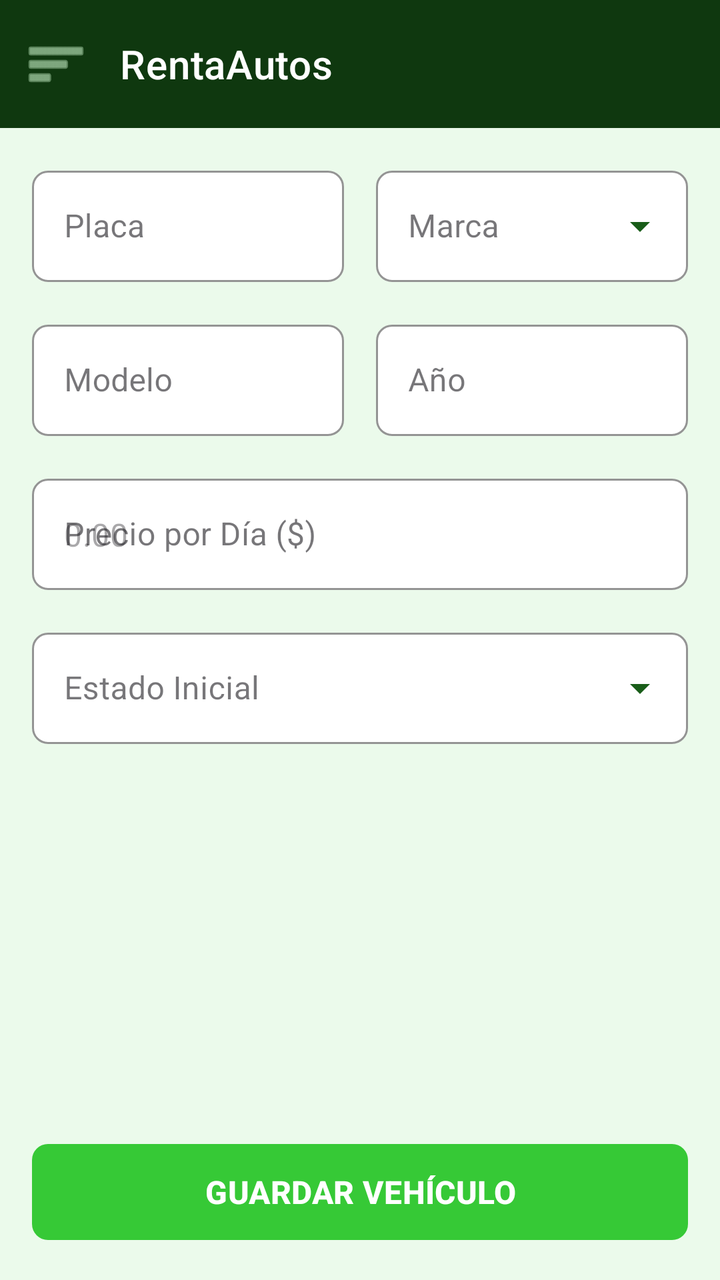
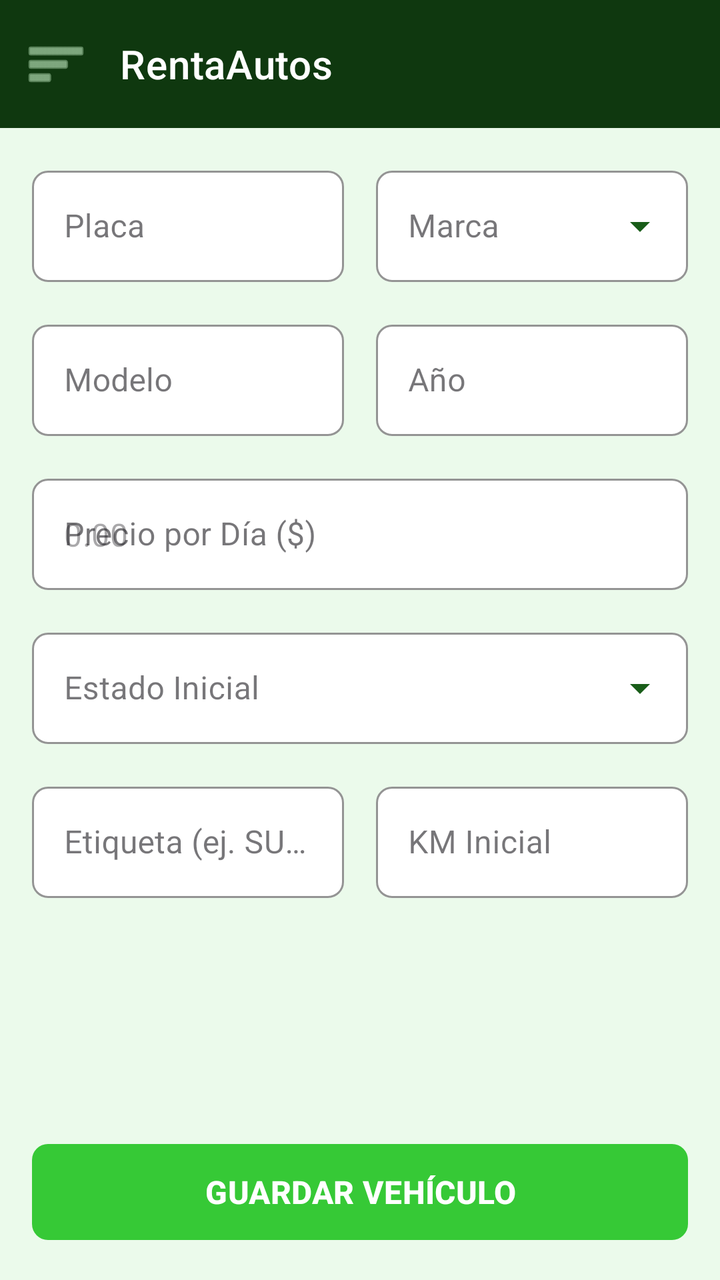

Before-and-after screenshots of an Android layout around one commit, followed by the original layout XML and the change that was made.
<!-- AndroidManifest.xml: application theme Theme.ChecoRentasAutos -->
<!-- res/layout/activity_reg_vehiculos.xml -->
<?xml version="1.0" encoding="utf-8"?>
<androidx.constraintlayout.widget.ConstraintLayout
    xmlns:android="http://schemas.android.com/apk/res/android"
    xmlns:app="http://schemas.android.com/apk/res-auto"
    android:layout_width="match_parent"
    android:layout_height="match_parent"
    android:background="#EBFAEB">

    
    <include
        android:id="@+id/includeToolbar"
        layout="@layout/toolbar"
        android:layout_width="0dp"
        android:layout_height="wrap_content"
        app:layout_constraintEnd_toEndOf="parent"
        app:layout_constraintStart_toStartOf="parent"
        app:layout_constraintTop_toTopOf="parent" />

    
    <ScrollView
        android:layout_width="0dp"
        android:layout_height="0dp"
        android:fillViewport="true"
        app:layout_constraintBottom_toTopOf="@id/btnGuardarVehiculo"
        app:layout_constraintEnd_toEndOf="parent"
        app:layout_constraintStart_toStartOf="parent"
        app:layout_constraintTop_toBottomOf="@id/includeToolbar">

        <androidx.constraintlayout.widget.ConstraintLayout
            android:layout_width="match_parent"
            android:layout_height="wrap_content"
            android:padding="16dp">

            
            <com.google.android.material.textfield.TextInputLayout
                android:id="@+id/tilPlaca"
                style="@style/Widget.MaterialComponents.TextInputLayout.OutlinedBox"
                android:layout_width="0dp"
                android:layout_height="wrap_content"
                android:layout_marginEnd="8dp"
                android:hint="Placa"
                app:boxBackgroundColor="#FFFFFF"
                app:boxCornerRadiusBottomEnd="8dp"
                app:boxCornerRadiusBottomStart="8dp"
                app:boxCornerRadiusTopEnd="8dp"
                app:boxCornerRadiusTopStart="8dp"
                app:boxStrokeColor="#2CA52C"
                app:hintTextColor="#2CA52C"
                app:layout_constraintEnd_toStartOf="@id/tilMarca"
                app:layout_constraintStart_toStartOf="parent"
                app:layout_constraintTop_toTopOf="parent">

                <com.google.android.material.textfield.TextInputEditText
                    android:id="@+id/txtPlaca"
                    android:layout_width="match_parent"
                    android:layout_height="wrap_content"
                    android:inputType="textCapCharacters"
                    android:textColor="#0F380F" />
            </com.google.android.material.textfield.TextInputLayout>

            
            <com.google.android.material.textfield.TextInputLayout
                android:id="@+id/tilMarca"
                style="@style/Widget.MaterialComponents.TextInputLayout.OutlinedBox.ExposedDropdownMenu"
                android:layout_width="0dp"
                android:layout_height="wrap_content"
                android:layout_marginStart="8dp"
                android:hint="Marca"
                app:boxBackgroundColor="#FFFFFF"
                app:boxCornerRadiusBottomEnd="8dp"
                app:boxCornerRadiusBottomStart="8dp"
                app:boxCornerRadiusTopEnd="8dp"
                app:boxCornerRadiusTopStart="8dp"
                app:boxStrokeColor="#2CA52C"
                app:endIconTint="#195D19"
                app:hintTextColor="#2CA52C"
                app:layout_constraintEnd_toEndOf="parent"
                app:layout_constraintStart_toEndOf="@id/tilPlaca"
                app:layout_constraintTop_toTopOf="parent">

                <AutoCompleteTextView
                    android:id="@+id/spnMarca"
                    android:layout_width="match_parent"
                    android:layout_height="wrap_content"
                    android:inputType="none"
                    android:textColor="#0F380F" />
            </com.google.android.material.textfield.TextInputLayout>

            
            <com.google.android.material.textfield.TextInputLayout
                android:id="@+id/tilModelo"
                style="@style/Widget.MaterialComponents.TextInputLayout.OutlinedBox"
                android:layout_width="0dp"
                android:layout_height="wrap_content"
                android:layout_marginTop="16dp"
                android:layout_marginEnd="8dp"
                android:hint="Modelo"
                app:boxBackgroundColor="#FFFFFF"
                app:boxCornerRadiusBottomEnd="8dp"
                app:boxCornerRadiusBottomStart="8dp"
                app:boxCornerRadiusTopEnd="8dp"
                app:boxCornerRadiusTopStart="8dp"
                app:boxStrokeColor="#2CA52C"
                app:hintTextColor="#2CA52C"
                app:layout_constraintEnd_toStartOf="@id/tilAnio"
                app:layout_constraintStart_toStartOf="parent"
                app:layout_constraintTop_toBottomOf="@id/tilPlaca">

                <com.google.android.material.textfield.TextInputEditText
                    android:id="@+id/txtModelo"
                    android:layout_width="match_parent"
                    android:layout_height="wrap_content"
                    android:inputType="textPersonName"
                    android:textColor="#0F380F" />
            </com.google.android.material.textfield.TextInputLayout>

            
            <com.google.android.material.textfield.TextInputLayout
                android:id="@+id/tilAnio"
                style="@style/Widget.MaterialComponents.TextInputLayout.OutlinedBox"
                android:layout_width="0dp"
                android:layout_height="wrap_content"
                android:layout_marginStart="8dp"
                android:layout_marginTop="16dp"
                android:hint="Año"
                app:boxBackgroundColor="#FFFFFF"
                app:boxCornerRadiusBottomEnd="8dp"
                app:boxCornerRadiusBottomStart="8dp"
                app:boxCornerRadiusTopEnd="8dp"
                app:boxCornerRadiusTopStart="8dp"
                app:boxStrokeColor="#2CA52C"
                app:hintTextColor="#2CA52C"
                app:layout_constraintEnd_toEndOf="parent"
                app:layout_constraintStart_toEndOf="@id/tilModelo"
                app:layout_constraintTop_toBottomOf="@id/tilMarca">

                <com.google.android.material.textfield.TextInputEditText
                    android:id="@+id/txtAnio"
                    android:layout_width="match_parent"
                    android:layout_height="wrap_content"
                    android:inputType="number"
                    android:textColor="#0F380F" />
            </com.google.android.material.textfield.TextInputLayout>

            
            <com.google.android.material.textfield.TextInputLayout
                android:id="@+id/tilPrecio"
                style="@style/Widget.MaterialComponents.TextInputLayout.OutlinedBox"
                android:layout_width="0dp"
                android:layout_height="wrap_content"
                android:layout_marginTop="16dp"
                android:hint="Precio por Día ($)"
                app:boxBackgroundColor="#FFFFFF"
                app:boxCornerRadiusBottomEnd="8dp"
                app:boxCornerRadiusBottomStart="8dp"
                app:boxCornerRadiusTopEnd="8dp"
                app:boxCornerRadiusTopStart="8dp"
                app:boxStrokeColor="#2CA52C"
                app:hintTextColor="#2CA52C"
                app:prefixText="$ "
                app:layout_constraintEnd_toEndOf="parent"
                app:layout_constraintStart_toStartOf="parent"
                app:layout_constraintTop_toBottomOf="@id/tilModelo">

                <com.google.android.material.textfield.TextInputEditText
                    android:id="@+id/txtPrecio"
                    android:layout_width="match_parent"
                    android:layout_height="wrap_content"
                    android:hint="0.00"
                    android:inputType="numberDecimal"
                    android:textColor="#0F380F" />
            </com.google.android.material.textfield.TextInputLayout>

            
            <com.google.android.material.textfield.TextInputLayout
                android:id="@+id/tilEstado"
                style="@style/Widget.MaterialComponents.TextInputLayout.OutlinedBox.ExposedDropdownMenu"
                android:layout_width="0dp"
                android:layout_height="wrap_content"
                android:layout_marginTop="16dp"
                android:hint="Estado Inicial"
                app:boxBackgroundColor="#FFFFFF"
                app:boxCornerRadiusBottomEnd="8dp"
                app:boxCornerRadiusBottomStart="8dp"
                app:boxCornerRadiusTopEnd="8dp"
                app:boxCornerRadiusTopStart="8dp"
                app:boxStrokeColor="#2CA52C"
                app:endIconTint="#195D19"
                app:hintTextColor="#2CA52C"
                app:layout_constraintEnd_toEndOf="parent"
                app:layout_constraintStart_toStartOf="parent"
                app:layout_constraintTop_toBottomOf="@id/tilPrecio">

                <AutoCompleteTextView
                    android:id="@+id/spnEstado"
                    android:layout_width="match_parent"
                    android:layout_height="wrap_content"
                    android:inputType="none"
                    android:textColor="#0F380F" />
            </com.google.android.material.textfield.TextInputLayout>

        </androidx.constraintlayout.widget.ConstraintLayout>
    </ScrollView>

    
    <com.google.android.material.button.MaterialButton
        android:id="@+id/btnGuardarVehiculo"
        android:layout_width="0dp"
        android:layout_height="56dp"
        android:layout_margin="16dp"
        android:text="GUARDAR VEHÍCULO"
        android:textSize="16sp"
        android:textStyle="bold"
        app:backgroundTint="#36C936"
        app:cornerRadius="8dp"
        app:layout_constraintBottom_toBottomOf="parent"
        app:layout_constraintEnd_toEndOf="parent"
        app:layout_constraintStart_toStartOf="parent" />

</androidx.constraintlayout.widget.ConstraintLayout>
<!-- res/layout/toolbar.xml (included above) -->
<?xml version="1.0" encoding="utf-8"?>
<com.google.android.material.appbar.AppBarLayout
    xmlns:android="http://schemas.android.com/apk/res/android"
    xmlns:app="http://schemas.android.com/apk/res-auto"
    android:layout_width="match_parent"
    android:layout_height="wrap_content">

    <com.google.android.material.appbar.MaterialToolbar
        android:id="@+id/topAppBar"
        android:layout_width="match_parent"
        android:layout_height="?attr/actionBarSize"
        android:background="#0F380F"
        app:title="RentaAutos"
        app:titleTextColor="#FFFFFF"
        app:titleTextAppearance="@style/TextAppearance.MaterialComponents.Headline6"
        app:navigationIcon="@android:drawable/ic_menu_sort_by_size"
        app:navigationIconTint="#C7F0C7"
        app:menu="@menu/top_app_bar_menu" />

</com.google.android.material.appbar.AppBarLayout>
<!-- resources referenced by this layout -->
<resources>
  <style name="Theme.ChecoRentasAutos" parent="Base.Theme.ChecoRentasAutos" />
  <style name="Base.Theme.ChecoRentasAutos" parent="Theme.Material3.DayNight.NoActionBar">
          
          
      </style>
</resources>

<!-- the commit's change to res/layout/activity_reg_vehiculos.xml (unified diff, before → after) -->
@@ -4,7 +4,7 @@
     xmlns:app="http://schemas.android.com/apk/res-auto"
     android:layout_width="match_parent"
     android:layout_height="match_parent"
-    android:background="#EBFAEB">
+    android:background="@color/green_background">
 
     
     <include
@@ -39,13 +39,13 @@
                 android:layout_height="wrap_content"
                 android:layout_marginEnd="8dp"
                 android:hint="Placa"
-                app:boxBackgroundColor="#FFFFFF"
-                app:boxCornerRadiusBottomEnd="8dp"
-                app:boxCornerRadiusBottomStart="8dp"
-                app:boxCornerRadiusTopEnd="8dp"
-                app:boxCornerRadiusTopStart="8dp"
-                app:boxStrokeColor="#2CA52C"
-                app:hintTextColor="#2CA52C"
+                app:boxBackgroundColor="@color/white"
+                app:boxCornerRadiusBottomEnd="8dp"
+                app:boxCornerRadiusBottomStart="8dp"
+                app:boxCornerRadiusTopEnd="8dp"
+                app:boxCornerRadiusTopStart="8dp"
+                app:boxStrokeColor="@color/green_primary"
+                app:hintTextColor="@color/green_primary"
                 app:layout_constraintEnd_toStartOf="@id/tilMarca"
                 app:layout_constraintStart_toStartOf="parent"
                 app:layout_constraintTop_toTopOf="parent">
@@ -55,7 +55,7 @@
                     android:layout_width="match_parent"
                     android:layout_height="wrap_content"
                     android:inputType="textCapCharacters"
-                    android:textColor="#0F380F" />
+                    android:textColor="@color/green_text_dark" />
             </com.google.android.material.textfield.TextInputLayout>
 
             
@@ -66,13 +66,13 @@
                 android:layout_height="wrap_content"
                 android:layout_marginStart="8dp"
                 android:hint="Marca"
-                app:boxBackgroundColor="#FFFFFF"
+                app:boxBackgroundColor="@color/white"
                 app:boxCornerRadiusBottomEnd="8dp"
                 app:boxCornerRadiusBottomStart="8dp"
                 app:boxCornerRadiusTopEnd="8dp"
                 app:boxCornerRadiusTopStart="8dp"
                 app:boxStrokeColor="#2CA52C"
-                app:endIconTint="#195D19"
+                app:endIconTint="@color/green_dark"
                 app:hintTextColor="#2CA52C"
                 app:layout_constraintEnd_toEndOf="parent"
                 app:layout_constraintStart_toEndOf="@id/tilPlaca"
@@ -83,7 +83,7 @@
                     android:layout_width="match_parent"
                     android:layout_height="wrap_content"
                     android:inputType="none"
-                    android:textColor="#0F380F" />
+                    android:textColor="@color/green_text_dark" />
             </com.google.android.material.textfield.TextInputLayout>
 
             
@@ -95,13 +95,13 @@
                 android:layout_marginTop="16dp"
                 android:layout_marginEnd="8dp"
                 android:hint="Modelo"
-                app:boxBackgroundColor="#FFFFFF"
-                app:boxCornerRadiusBottomEnd="8dp"
-                app:boxCornerRadiusBottomStart="8dp"
-                app:boxCornerRadiusTopEnd="8dp"
-                app:boxCornerRadiusTopStart="8dp"
-                app:boxStrokeColor="#2CA52C"
-                app:hintTextColor="#2CA52C"
+                app:boxBackgroundColor="@color/white"
+                app:boxCornerRadiusBottomEnd="8dp"
+                app:boxCornerRadiusBottomStart="8dp"
+                app:boxCornerRadiusTopEnd="8dp"
+                app:boxCornerRadiusTopStart="8dp"
+                app:boxStrokeColor="@color/green_primary"
+                app:hintTextColor="@color/green_primary"
                 app:layout_constraintEnd_toStartOf="@id/tilAnio"
                 app:layout_constraintStart_toStartOf="parent"
                 app:layout_constraintTop_toBottomOf="@id/tilPlaca">
@@ -111,7 +111,7 @@
                     android:layout_width="match_parent"
                     android:layout_height="wrap_content"
                     android:inputType="textPersonName"
-                    android:textColor="#0F380F" />
+                    android:textColor="@color/green_text_dark" />
             </com.google.android.material.textfield.TextInputLayout>
 
             
@@ -123,13 +123,13 @@
                 android:layout_marginStart="8dp"
                 android:layout_marginTop="16dp"
                 android:hint="Año"
-                app:boxBackgroundColor="#FFFFFF"
-                app:boxCornerRadiusBottomEnd="8dp"
-                app:boxCornerRadiusBottomStart="8dp"
-                app:boxCornerRadiusTopEnd="8dp"
-                app:boxCornerRadiusTopStart="8dp"
-                app:boxStrokeColor="#2CA52C"
-                app:hintTextColor="#2CA52C"
+                app:boxBackgroundColor="@color/white"
+                app:boxCornerRadiusBottomEnd="8dp"
+                app:boxCornerRadiusBottomStart="8dp"
+                app:boxCornerRadiusTopEnd="8dp"
+                app:boxCornerRadiusTopStart="8dp"
+                app:boxStrokeColor="@color/green_primary"
+                app:hintTextColor="@color/green_primary"
                 app:layout_constraintEnd_toEndOf="parent"
                 app:layout_constraintStart_toEndOf="@id/tilModelo"
                 app:layout_constraintTop_toBottomOf="@id/tilMarca">
@@ -139,7 +139,7 @@
                     android:layout_width="match_parent"
                     android:layout_height="wrap_content"
                     android:inputType="number"
-                    android:textColor="#0F380F" />
+                    android:textColor="@color/green_text_dark" />
             </com.google.android.material.textfield.TextInputLayout>
 
             
@@ -150,13 +150,13 @@
                 android:layout_height="wrap_content"
                 android:layout_marginTop="16dp"
                 android:hint="Precio por Día ($)"
-                app:boxBackgroundColor="#FFFFFF"
-                app:boxCornerRadiusBottomEnd="8dp"
-                app:boxCornerRadiusBottomStart="8dp"
-                app:boxCornerRadiusTopEnd="8dp"
-                app:boxCornerRadiusTopStart="8dp"
-                app:boxStrokeColor="#2CA52C"
-                app:hintTextColor="#2CA52C"
+                app:boxBackgroundColor="@color/white"
+                app:boxCornerRadiusBottomEnd="8dp"
+                app:boxCornerRadiusBottomStart="8dp"
+                app:boxCornerRadiusTopEnd="8dp"
+                app:boxCornerRadiusTopStart="8dp"
+                app:boxStrokeColor="@color/green_primary"
+                app:hintTextColor="@color/green_primary"
                 app:prefixText="$ "
                 app:layout_constraintEnd_toEndOf="parent"
                 app:layout_constraintStart_toStartOf="parent"
@@ -168,7 +168,7 @@
                     android:layout_height="wrap_content"
                     android:hint="0.00"
                     android:inputType="numberDecimal"
-                    android:textColor="#0F380F" />
+                    android:textColor="@color/green_text_dark" />
             </com.google.android.material.textfield.TextInputLayout>
 
             
@@ -179,13 +179,13 @@
                 android:layout_height="wrap_content"
                 android:layout_marginTop="16dp"
                 android:hint="Estado Inicial"
-                app:boxBackgroundColor="#FFFFFF"
+                app:boxBackgroundColor="@color/white"
                 app:boxCornerRadiusBottomEnd="8dp"
                 app:boxCornerRadiusBottomStart="8dp"
                 app:boxCornerRadiusTopEnd="8dp"
                 app:boxCornerRadiusTopStart="8dp"
                 app:boxStrokeColor="#2CA52C"
-                app:endIconTint="#195D19"
+                app:endIconTint="@color/green_dark"
                 app:hintTextColor="#2CA52C"
                 app:layout_constraintEnd_toEndOf="parent"
                 app:layout_constraintStart_toStartOf="parent"
@@ -196,8 +196,65 @@
                     android:layout_width="match_parent"
                     android:layout_height="wrap_content"
                     android:inputType="none"
-                    android:textColor="#0F380F" />
-            </com.google.android.material.textfield.TextInputLayout>
+                    android:textColor="@color/green_text_dark" />
+            </com.google.android.material.textfield.TextInputLayout>
+
+            
+            <com.google.android.material.textfield.TextInputLayout
+                android:id="@+id/tilEtiqueta"
+                style="@style/Widget.MaterialComponents.TextInputLayout.OutlinedBox"
+                android:layout_width="0dp"
+                android:layout_height="wrap_content"
+                android:layout_marginTop="16dp"
+                android:layout_marginEnd="8dp"
+                android:hint="Etiqueta (ej. SUV)"
+                app:boxBackgroundColor="@color/white"
+                app:boxCornerRadiusBottomEnd="8dp"
+                app:boxCornerRadiusBottomStart="8dp"
+                app:boxCornerRadiusTopEnd="8dp"
+                app:boxCornerRadiusTopStart="8dp"
+                app:boxStrokeColor="@color/green_primary"
+                app:hintTextColor="@color/green_primary"
+                app:layout_constraintEnd_toStartOf="@id/tilKilometraje"
+                app:layout_constraintStart_toStartOf="parent"
+                app:layout_constraintTop_toBottomOf="@id/tilEstado">
+
+                <com.google.android.material.textfield.TextInputEditText
+                    android:id="@+id/txtEtiqueta"
+                    android:layout_width="match_parent"
+                    android:layout_height="wrap_content"
+                    android:inputType="text"
+                    android:textColor="@color/green_text_dark" />
+            </com.google.android.material.textfield.TextInputLayout>
+
+            
+            <com.google.android.material.textfield.TextInputLayout
+                android:id="@+id/tilKilometraje"
+                style="@style/Widget.MaterialComponents.TextInputLayout.OutlinedBox"
+                android:layout_width="0dp"
+                android:layout_height="wrap_content"
+                android:layout_marginStart="8dp"
+                android:layout_marginTop="16dp"
+                android:hint="KM Inicial"
+                app:boxBackgroundColor="@color/white"
+                app:boxCornerRadiusBottomEnd="8dp"
+                app:boxCornerRadiusBottomStart="8dp"
+                app:boxCornerRadiusTopEnd="8dp"
+                app:boxCornerRadiusTopStart="8dp"
+                app:boxStrokeColor="@color/green_primary"
+                app:hintTextColor="@color/green_primary"
+                app:layout_constraintEnd_toEndOf="parent"
+                app:layout_constraintStart_toEndOf="@id/tilEtiqueta"
+                app:layout_constraintTop_toBottomOf="@id/tilEstado">
+
+                <com.google.android.material.textfield.TextInputEditText
+                    android:id="@+id/txtKilometraje"
+                    android:layout_width="match_parent"
+                    android:layout_height="wrap_content"
+                    android:inputType="number"
+                    android:textColor="@color/green_text_dark" />
+            </com.google.android.material.textfield.TextInputLayout>
+
 
         </androidx.constraintlayout.widget.ConstraintLayout>
     </ScrollView>
@@ -211,7 +268,7 @@
         android:text="GUARDAR VEHÍCULO"
         android:textSize="16sp"
         android:textStyle="bold"
-        app:backgroundTint="#36C936"
+        app:backgroundTint="@color/green_button"
         app:cornerRadius="8dp"
         app:layout_constraintBottom_toBottomOf="parent"
         app:layout_constraintEnd_toEndOf="parent"
<!-- resource entries referenced after the edit -->
@@ -1,5 +1,11 @@
 <!-- resources referenced by this layout -->
 <resources>
+  <color name="green_background">#EBFAEB</color>
+  <color name="green_button">#36C936</color>
+  <color name="green_dark">#195D19</color>
+  <color name="green_primary">#2CA52C</color>
+  <color name="green_text_dark">#0F380F</color>
+  <color name="white">#FFFFFFFF</color>
   <style name="Theme.ChecoRentasAutos" parent="Base.Theme.ChecoRentasAutos" />
   <style name="Base.Theme.ChecoRentasAutos" parent="Theme.Material3.DayNight.NoActionBar">
           
